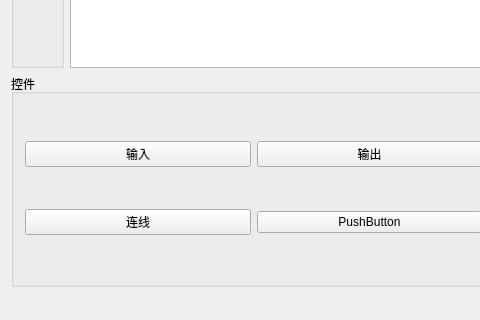
Before: the Qt Designer form Crystal Software (Qt)/TestAnything/TestAnything.ui in yyx112358/Crystal-Software-Platform, drawn with Qt 5; both pictures show x 0 to 480 and y 200 to 520 of the 919 by 520 pixel window.
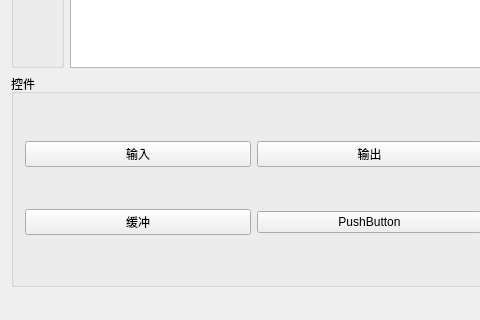
After: the same form once the commit is applied.

Commit message: 一些小修改，主要是添加了Buffer节点的声明

What changed in the file:
```diff
--- a/Crystal Software (Qt)/TestAnything/TestAnything.ui
+++ b/Crystal Software (Qt)/TestAnything/TestAnything.ui
@@ -79,7 +79,7 @@
        <item row="1" column="0">
         <widget class="QPushButton" name="pushButton_5">
          <property name="text">
-          <string>连线</string>
+          <string>缓冲</string>
          </property>
         </widget>
        </item>
```
Left out of the diff: 2 changed lines with no effect on the pictures. The commit also changes 2 other files.
